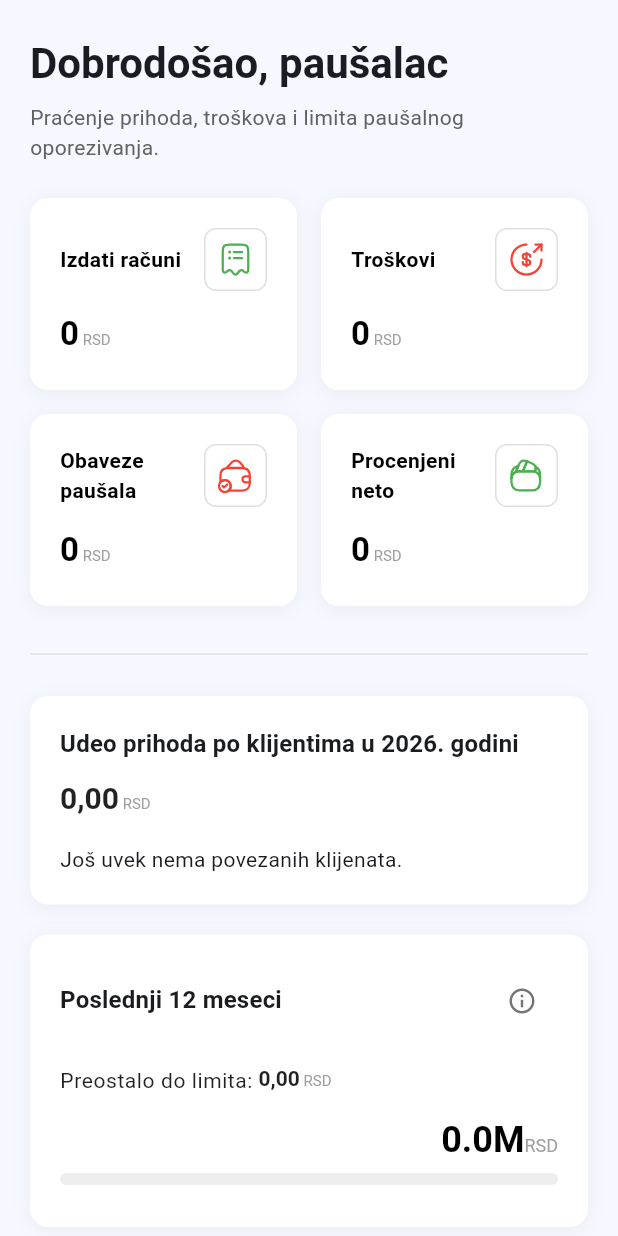
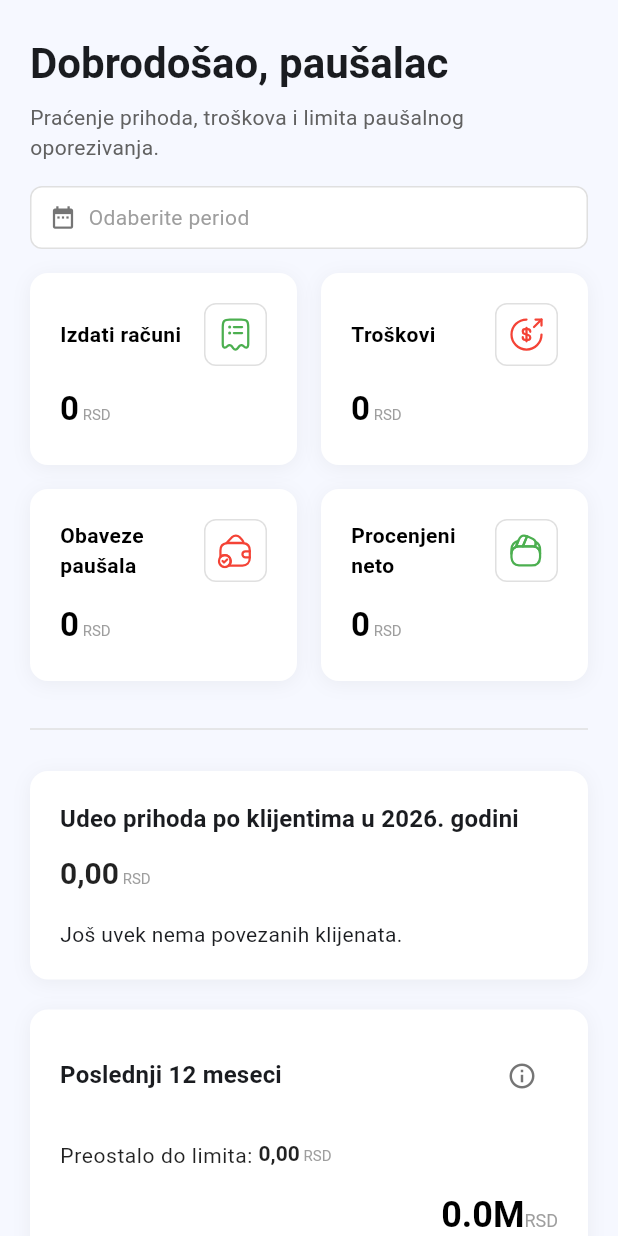
Before and after one commit to srdjankokot/pausal, a Flutter app: the OverviewTab widget shown alone on an empty page, opened directly with empty values, on a phone screen of 412 x 824 dp. Run offline on Flutter 3.47's test engine with Material 3 defaults, Android fonts, the phone set to English and light mode, and no system bars; our stand-ins replace firebase_analytics, firebase_core, flutter_svg, google_sign_in, googleapis_auth, pdf and 3 more; missing offline and left inert: dart:js, dart:js_util, googleapis, shared_preferences_web; accounts and stored records are empty; project files that could hold a hidden picture were left out.

Commit message:
commit
add date range picker for overview
add unemployment tax option

```diff
--- a/lib/l10n/app_en.arb
+++ b/lib/l10n/app_en.arb
@@ -156,10 +156,15 @@
   "pensionContribution": "Pension contribution",
   "healthInsurance": "Health insurance",
   "taxPrepayment": "Tax prepayment",
+  "unemploymentContribution": "Unemployment contribution",
   "totalMonthly": "Total monthly",
   "recentActivity": "Recent activity",
   "noEntriesYet": "No entries recorded yet.",
   "unknownClient": "Unknown client",
+
+  "dateFrom": "From",
+  "dateTo": "To",
+  "allTime": "All time",
 
   "filters": "Filters",
   "clearFilters": "Clear filters",
--- a/lib/l10n/app_localizations.dart
+++ b/lib/l10n/app_localizations.dart
@@ -908,6 +908,12 @@ abstract class AppLocalizations {
   /// **'Akontacija poreza'**
   String get taxPrepayment;
 
+  /// No description provided for @unemploymentContribution.
+  ///
+  /// In sr, this message translates to:
+  /// **'Doprinos za nezaposlenost'**
+  String get unemploymentContribution;
+
   /// No description provided for @totalMonthly.
   ///
   /// In sr, this message translates to:
@@ -931,6 +937,24 @@ abstract class AppLocalizations {
   /// In sr, this message translates to:
   /// **'Nepoznat klijent'**
   String get unknownClient;
+
+  /// No description provided for @dateFrom.
+  ///
+  /// In sr, this message translates to:
+  /// **'Od'**
+  String get dateFrom;
+
+  /// No description provided for @dateTo.
+  ///
+  /// In sr, this message translates to:
+  /// **'Do'**
+  String get dateTo;
+
+  /// No description provided for @allTime.
+  ///
+  /// In sr, this message translates to:
+  /// **'Sve vreme'**
+  String get allTime;
 
   /// No description provided for @filters.
   ///
--- a/lib/l10n/app_sr.arb
+++ b/lib/l10n/app_sr.arb
@@ -204,10 +204,15 @@
   "pensionContribution": "PIO doprinos",
   "healthInsurance": "Zdravstveno osiguranje",
   "taxPrepayment": "Akontacija poreza",
+  "unemploymentContribution": "Doprinos za nezaposlenost",
   "totalMonthly": "Ukupno mesečno",
   "recentActivity": "Poslednje aktivnosti",
   "noEntriesYet": "Još uvek nema zabeleženih stavki.",
   "unknownClient": "Nepoznat klijent",
+
+  "dateFrom": "Od",
+  "dateTo": "Do",
+  "allTime": "Sve vreme",
 
   "filters": "Filteri",
   "clearFilters": "Obriši filtere",
--- a/lib/screens/app/pausal_home.dart
+++ b/lib/screens/app/pausal_home.dart
@@ -111,6 +111,7 @@ class _PausalHomeState extends State<PausalHome> {
     monthlyPension: 0,
     monthlyHealth: 0,
     monthlyTaxPrepayment: 0,
+    monthlyUnemployment: 0,
     annualLimit: 6000000,
     rollingLimit: 8000000,
     additionalTaxRate: 0,
--- a/lib/screens/app/tabs/overview/overview_tab.dart
+++ b/lib/screens/app/tabs/overview/overview_tab.dart
@@ -1,5 +1,6 @@
 import 'package:flutter/material.dart';
 import 'package:flutter_svg/flutter_svg.dart';
+import 'package:intl/intl.dart';
 import 'package:pausal_calculator/screens/app/client.dart';
 import 'package:pausal_calculator/screens/app/client_share.dart';
 import 'package:pausal_calculator/screens/app/lendger_entry.dart';
@@ -25,7 +26,8 @@ class OverviewTab extends StatefulWidget {
 }
 
 class _OverviewTabState extends State<OverviewTab> {
-  String _selectedPeriod = 'Do 6M';
+  DateTime? _dateFrom;
+  DateTime? _dateTo;
   late int _selectedRevenueYear;
 
   @override
@@ -34,13 +36,50 @@ class _OverviewTabState extends State<OverviewTab> {
     _selectedRevenueYear = DateTime.now().year;
   }
 
+  List<LedgerEntry> _filterEntriesByDateRange(List<LedgerEntry> entries) {
+    return entries.where((entry) {
+      if (_dateFrom != null && entry.date.isBefore(_dateFrom!)) return false;
+      if (_dateTo != null && entry.date.isAfter(DateTime(_dateTo!.year, _dateTo!.month, _dateTo!.day, 23, 59, 59))) return false;
+      return true;
+    }).toList();
+  }
+
+  Future<void> _pickDateRange(BuildContext context) async {
+    final now = DateTime.now();
+    final l10n = AppLocalizations.of(context)!;
+    final from = await showDatePicker(
+      context: context,
+      initialDate: _dateFrom ?? now,
+      firstDate: DateTime(2020),
+      lastDate: DateTime(now.year + 1, 12, 31),
+      helpText: l10n.dateFrom,
+    );
+    if (from == null || !context.mounted) return;
+    final to = await showDatePicker(
+      context: context,
+      initialDate: _dateTo ?? from,
+      firstDate: from,
+      lastDate: DateTime(now.year + 1, 12, 31),
+      helpText: l10n.dateTo,
+    );
+    if (to == null) return;
+    setState(() {
+      _dateFrom = from;
+      _dateTo = to;
+    });
+  }
+
   @override
   Widget build(BuildContext context) {
     final l10n = AppLocalizations.of(context)!;
-    final invoices = widget.entries
+    final dateFormat = DateFormat('dd.MM.yyyy.');
+    final filteredEntries = _filterEntriesByDateRange(widget.entries);
+    final hasFilter = _dateFrom != null || _dateTo != null;
+
+    final invoices = filteredEntries
         .where((entry) => entry.kind == LedgerKind.invoice)
         .toList();
-    final expenses = widget.entries
+    final expenses = filteredEntries
         .where((entry) => entry.kind == LedgerKind.expense)
         .toList();
 
@@ -54,21 +93,18 @@ class _OverviewTabState extends State<OverviewTab> {
     );
 
     final currentYear = DateTime.now().year;
-    final totalInvoicedCurrentYear = invoices
+    final totalInvoicedCurrentYear = widget.entries
+        .where((entry) => entry.kind == LedgerKind.invoice)
         .where((invoice) => invoice.date.year == currentYear)
         .fold<double>(0, (sum, entry) => sum + entry.amountInRSD);
 
-    final trackedMonths = _countTrackedMonths(widget.entries);
+    final trackedMonths = _countTrackedMonths(filteredEntries);
     final fixedObligations =
         widget.profile.monthlyFixedContributions *
         (trackedMonths == 0 ? 1 : trackedMonths);
 
-    final taxableBase = (totalInvoiced - totalExpenses).clamp(
-      0,
-      double.infinity,
-    );
-    final additionalTax = taxableBase * widget.profile.additionalTaxRate;
-    final totalObligations = fixedObligations + additionalTax;
+    // final additionalTax = taxableBase * widget.profile.additionalTaxRate;
+    final totalObligations = fixedObligations;
     final netIncome = totalInvoiced - totalExpenses - totalObligations;
 
     final remainingLimit = (widget.profile.annualLimit - totalInvoicedCurrentYear)
@@ -133,7 +169,9 @@ class _OverviewTabState extends State<OverviewTab> {
               context,
             ).textTheme.bodyMedium?.copyWith(color: Colors.grey[700]),
           ),
-          const SizedBox(height: 24),
+          const SizedBox(height: 16),
+          _buildDateFilterRow(context, l10n, dateFormat, hasFilter),
+          const SizedBox(height: 16),
           LayoutBuilder(
             builder: (context, constraints) {
               final isWideScreen = constraints.maxWidth > 900;
@@ -314,6 +352,55 @@ class _OverviewTabState extends State<OverviewTab> {
               includeDecimals: false,
             ),
             const SizedBox(height: 4),
+          ],
+        ),
+      ),
+    );
+  }
+
+  Widget _buildDateFilterRow(
+    BuildContext context,
+    AppLocalizations l10n,
+    DateFormat dateFormat,
+    bool hasFilter,
+  ) {
+    final label = hasFilter
+        ? '${dateFormat.format(_dateFrom!)} – ${dateFormat.format(_dateTo!)}'
+        : l10n.selectPeriod;
+
+    return InkWell(
+      onTap: () => _pickDateRange(context),
+      borderRadius: BorderRadius.circular(8),
+      child: Container(
+        padding: const EdgeInsets.symmetric(horizontal: 12, vertical: 10),
+        decoration: BoxDecoration(
+          color: Colors.white,
+          borderRadius: BorderRadius.circular(8),
+          border: Border.all(color: Colors.grey[300]!),
+        ),
+        child: Row(
+          children: [
+            Icon(Icons.date_range, size: 18, color: Colors.grey[600]),
+            const SizedBox(width: 8),
+            Expanded(
+              child: Text(
+                label,
+                style: Theme.of(context).textTheme.bodyMedium?.copyWith(
+                  color: hasFilter ? Colors.black : Colors.grey[500],
+                  fontSize: 14,
+                ),
+              ),
+            ),
+            if (hasFilter)
+              GestureDetector(
+                onTap: () {
+                  setState(() {
+                    _dateFrom = null;
+                    _dateTo = null;
+                  });
+                },
+                child: Icon(Icons.close, size: 18, color: Colors.grey[500]),
+              ),
           ],
         ),
       ),
@@ -1166,6 +1253,13 @@ class _OverviewTabState extends State<OverviewTab> {
           Divider(height: 1, color: Colors.grey[200]),
           const SizedBox(height: 12),
           ContributionRow(
+            label: l10n.unemploymentContribution,
+            value: widget.profile.monthlyUnemployment,
+          ),
+          const SizedBox(height: 12),
+          Divider(height: 1, color: Colors.grey[200]),
+          const SizedBox(height: 12),
+          ContributionRow(
             label: l10n.totalMonthly,
             value: widget.profile.monthlyFixedContributions,
             emphasize: true,
--- a/lib/screens/app/tax_profile.dart
+++ b/lib/screens/app/tax_profile.dart
@@ -5,6 +5,7 @@ class TaxProfile {
     required this.monthlyPension,
     required this.monthlyHealth,
     required this.monthlyTaxPrepayment,
+    required this.monthlyUnemployment,
     required this.annualLimit,
     required this.rollingLimit,
     required this.additionalTaxRate,
@@ -14,18 +15,20 @@ class TaxProfile {
   final double monthlyPension;
   final double monthlyHealth;
   final double monthlyTaxPrepayment;
+  final double monthlyUnemployment;
   final double annualLimit;
   final double rollingLimit;
   final double additionalTaxRate;
 
   double get monthlyFixedContributions =>
-      monthlyPension + monthlyHealth + monthlyTaxPrepayment;
+      monthlyPension + monthlyHealth + monthlyTaxPrepayment + monthlyUnemployment;
 
   TaxProfile copyWith({
     String? city,
     double? monthlyPension,
     double? monthlyHealth,
     double? monthlyTaxPrepayment,
+    double? monthlyUnemployment,
     double? annualLimit,
     double? rollingLimit,
     double? additionalTaxRate,
@@ -35,6 +38,7 @@ class TaxProfile {
       monthlyPension: monthlyPension ?? this.monthlyPension,
       monthlyHealth: monthlyHealth ?? this.monthlyHealth,
       monthlyTaxPrepayment: monthlyTaxPrepayment ?? this.monthlyTaxPrepayment,
+      monthlyUnemployment: monthlyUnemployment ?? this.monthlyUnemployment,
       annualLimit: annualLimit ?? this.annualLimit,
       rollingLimit: rollingLimit ?? this.rollingLimit,
       additionalTaxRate: additionalTaxRate ?? this.additionalTaxRate,
@@ -48,6 +52,8 @@ class TaxProfile {
       monthlyHealth: (json['monthlyHealth'] as num?)?.toDouble() ?? 0,
       monthlyTaxPrepayment:
           (json['monthlyTaxPrepayment'] as num?)?.toDouble() ?? 0,
+      monthlyUnemployment:
+          (json['monthlyUnemployment'] as num?)?.toDouble() ?? 0,
       annualLimit: (json['annualLimit'] as num?)?.toDouble() ?? 0,
       rollingLimit: (json['rollingLimit'] as num?)?.toDouble() ?? 0,
       additionalTaxRate: (json['additionalTaxRate'] as num?)?.toDouble() ?? 0,
@@ -60,6 +66,7 @@ class TaxProfile {
       'monthlyPension': monthlyPension,
       'monthlyHealth': monthlyHealth,
       'monthlyTaxPrepayment': monthlyTaxPrepayment,
+      'monthlyUnemployment': monthlyUnemployment,
       'annualLimit': annualLimit,
       'rollingLimit': rollingLimit,
       'additionalTaxRate': additionalTaxRate,
--- a/lib/services/google_sheets_service.dart
+++ b/lib/services/google_sheets_service.dart
@@ -305,6 +305,7 @@ class GoogleSheetsService {
         'monthlyPension': parseDouble(tax['monthlyPension']),
         'monthlyHealth': parseDouble(tax['monthlyHealth']),
         'monthlyTaxPrepayment': parseDouble(tax['monthlyTaxPrepayment']),
+        'monthlyUnemployment': parseDouble(tax['monthlyUnemployment']),
         'annualLimit': parseDouble(tax['annualLimit']),
         'rollingLimit': parseDouble(tax['rollingLimit']),
         'additionalTaxRate': parseDouble(tax['additionalTaxRate']),
```
Also changed, not shown: lib/l10n/app_localizations_en.dart (+12 -0 lines), lib/l10n/app_localizations_sr.dart (+12 -0 lines), lib/screens/app/profile_form.dart (+43 -8 lines).
